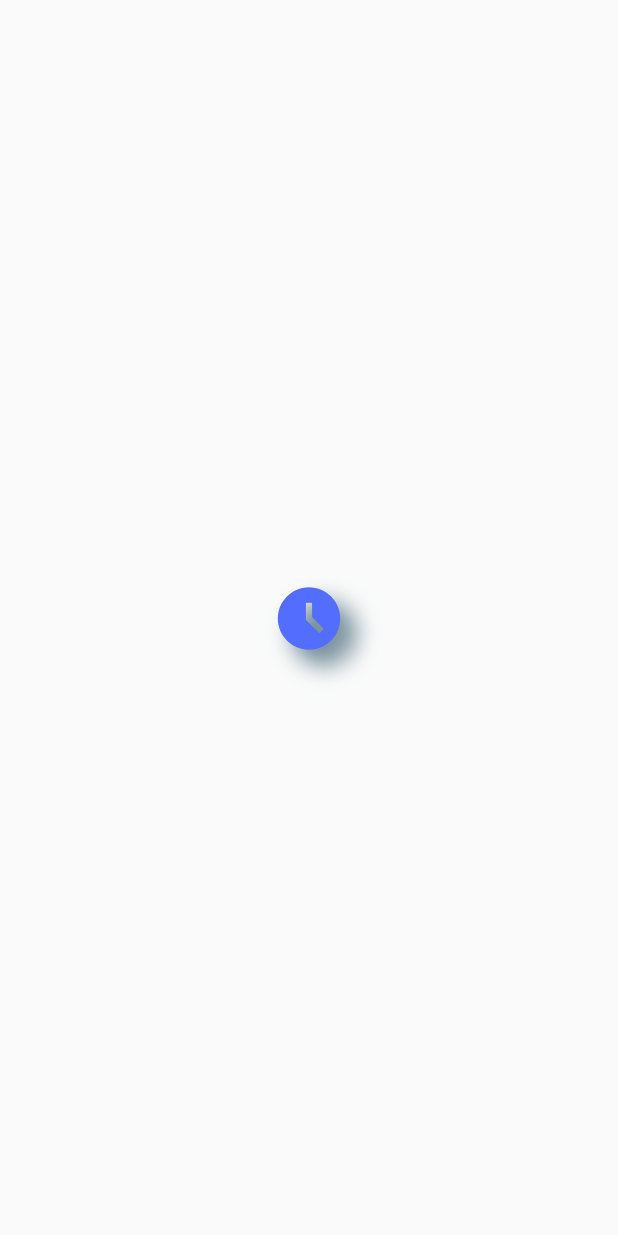
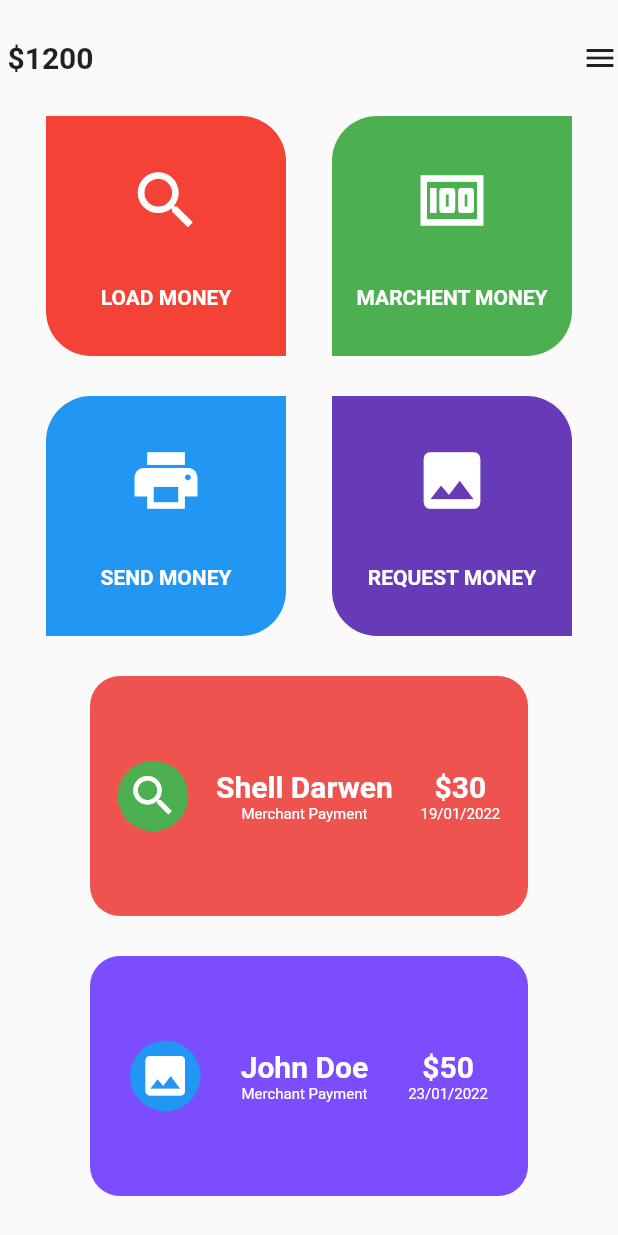
Before and after one commit to Desk-Code/my_practtise, a Flutter app: the screen it shows after launch, on a phone screen of 412 x 824 dp. Run offline on Flutter 3.47's test engine with Material 2 defaults, Android fonts, the phone set to English and light mode, and no system bars.

Commit message:
first ui completed

```diff
--- a/lib/main.dart
+++ b/lib/main.dart
@@ -1,5 +1,5 @@
 import 'package:flutter/material.dart';
-import 'package:my_practtise/icon_demo.dart';
+import 'package:my_practtise/practise/ui1/ui1_page.dart';
 
 void main() {
   runApp(const MyApp());
@@ -10,7 +10,7 @@ class MyApp extends StatelessWidget {
   @override
   Widget build(BuildContext context) {
     return const MaterialApp(
-      home: IconDemo(),
+      home: Ui1(),
     );
   }
 }
--- /dev/null
+++ b/lib/practise/ui1/ui1_page.dart
@@ -0,0 +1,286 @@
+import 'package:flutter/material.dart';
+
+class Ui1 extends StatelessWidget {
+  const Ui1({super.key});
+  @override
+  Widget build(BuildContext context) {
+    return Scaffold(
+      body: Column(
+        mainAxisAlignment: MainAxisAlignment.spaceEvenly,
+        children: [
+          Row(
+            mainAxisAlignment: MainAxisAlignment.spaceBetween,
+            children: const [
+              Text(
+                " \$1200",
+                style: TextStyle(
+                  fontSize: 20,
+                  fontWeight: FontWeight.bold,
+                ),
+              ),
+              Icon(Icons.menu),
+            ],
+          ),
+          Row(
+            mainAxisAlignment: MainAxisAlignment.spaceEvenly,
+            children: [
+              Container(
+                height: 160,
+                width: 160,
+                decoration: const BoxDecoration(
+                  borderRadius: BorderRadius.only(
+                    topRight: Radius.circular(30),
+                    bottomLeft: Radius.circular(30),
+                  ),
+                  color: Colors.red,
+                ),
+                child: Column(
+                  mainAxisAlignment: MainAxisAlignment.spaceEvenly,
+                  children: const [
+                    Icon(
+                      Icons.search,
+                      size: 50,
+                      color: Colors.white,
+                    ),
+                    Text("LOAD MONEY",
+                        style: TextStyle(
+                          color: Colors.white,
+                          fontWeight: FontWeight.bold,
+                        )),
+                  ],
+                ),
+              ),
+              Container(
+                height: 160,
+                width: 160,
+                decoration: const BoxDecoration(
+                  borderRadius: BorderRadius.only(
+                    topLeft: Radius.circular(30),
+                    bottomRight: Radius.circular(30),
+                  ),
+                  color: Colors.green,
+                ),
+                child: Column(
+                  mainAxisAlignment: MainAxisAlignment.spaceEvenly,
+                  children: const [
+                    Icon(
+                      Icons.money_outlined,
+                      size: 50,
+                      color: Colors.white,
+                    ),
+                    Text(
+                      "MARCHENT MONEY",
+                      style: TextStyle(
+                        color: Colors.white,
+                        fontWeight: FontWeight.bold,
+                      ),
+                    ),
+                  ],
+                ),
+              ),
+            ],
+          ),
+          Row(
+            mainAxisAlignment: MainAxisAlignment.spaceEvenly,
+            children: [
+              Container(
+                height: 160,
+                width: 160,
+                decoration: const BoxDecoration(
+                  borderRadius: BorderRadius.only(
+                    topLeft: Radius.circular(30),
+                    bottomRight: Radius.circular(30),
+                  ),
+                  color: Colors.blue,
+                ),
+                child: Column(
+                  mainAxisAlignment: MainAxisAlignment.spaceEvenly,
+                  children: const [
+                    Icon(
+                      Icons.print,
+                      size: 50,
+                      color: Colors.white,
+                    ),
+                    Text(
+                      "SEND MONEY",
+                      style: TextStyle(
+                        color: Colors.white,
+                        fontWeight: FontWeight.bold,
+                      ),
+                    ),
+                  ],
+                ),
+              ),
+              Container(
+                height: 160,
+                width: 160,
+                decoration: const BoxDecoration(
+                  color: Colors.deepPurple,
+                  borderRadius: BorderRadius.only(
+                    topRight: Radius.circular(30),
+                    bottomLeft: Radius.circular(30),
+                  ),
+                ),
+                child: Column(
+                  mainAxisAlignment: MainAxisAlignment.spaceEvenly,
+                  children: const [
+                    Icon(
+                      Icons.image,
+                      size: 50,
+                      color: Colors.white,
+                    ),
+                    Text(
+                      "REQUEST MONEY",
+                      style: TextStyle(
+                        color: Colors.white,
+                        fontWeight: FontWeight.bold,
+                      ),
+                    ),
+                  ],
+                ),
+              ),
+            ],
+          ),
+          Container(
+            margin: const EdgeInsets.symmetric(
+              horizontal: 60.0,
+            ),
+            height: 160,
+            decoration: BoxDecoration(
+              color: Colors.red[400],
+              borderRadius: BorderRadius.circular(20),
+            ),
+            child: Row(
+              mainAxisAlignment: MainAxisAlignment.spaceEvenly,
+              children: [
+                Container(
+                  padding: const EdgeInsets.all(6.0),
+                  decoration: const BoxDecoration(
+                    shape: BoxShape.circle,
+                    color: Colors.green,
+                  ),
+                  child: const Icon(
+                    Icons.search,
+                    color: Colors.white,
+                    size: 35.0,
+                  ),
+                ),
+                Column(
+                  mainAxisAlignment: MainAxisAlignment.center,
+                  children: const [
+                    Text(
+                      "Shell Darwen",
+                      style: TextStyle(
+                        color: Colors.white,
+                        fontWeight: FontWeight.bold,
+                        fontSize: 20.0,
+                        height: 1.2,
+                      ),
+                    ),
+                    Text(
+                      "Merchant Payment",
+                      style: TextStyle(
+                        color: Colors.white,
+                        fontSize: 10.0,
+                      ),
+                    ),
+                  ],
+                ),
+                Column(
+                  mainAxisAlignment: MainAxisAlignment.center,
+                  children: const [
+                    Text(
+                      "\$30",
+                      style: TextStyle(
+                        color: Colors.white,
+                        fontWeight: FontWeight.bold,
+                        fontSize: 20.0,
+                        height: 1.2,
+                      ),
+                    ),
+                    Text(
+                      "19/01/2022",
+                      style: TextStyle(
+                        color: Colors.white,
+                        fontSize: 10.0,
+                      ),
+                    ),
+                  ],
+                ),
+              ],
+            ),
+          ),
+          Container(
+            margin: const EdgeInsets.symmetric(
+              horizontal: 60,
+            ),
+            height: 160,
+            decoration: BoxDecoration(
+              color: Colors.deepPurpleAccent,
+              borderRadius: BorderRadius.circular(20),
+            ),
+            child: Row(
+              mainAxisAlignment: MainAxisAlignment.spaceEvenly,
+              children: [
+                Container(
+                  padding: const EdgeInsets.all(6.0),
+                  decoration: const BoxDecoration(
+                    shape: BoxShape.circle,
+                    color: Colors.blue,
+                  ),
+                  child: const Icon(
+                    Icons.image,
+                    color: Colors.white,
+                    size: 35.0,
+                  ),
+                ),
+                Column(
+                  mainAxisAlignment: MainAxisAlignment.center,
+                  children: const [
+                    Text(
+                      "John Doe",
+                      style: TextStyle(
+                        color: Colors.white,
+                        fontWeight: FontWeight.bold,
+                        fontSize: 20.0,
+                        height: 1.2,
+                      ),
+                    ),
+                    Text(
+                      "Merchant Payment",
+                      style: TextStyle(
+                        color: Colors.white,
+                        fontSize: 10.0,
+                      ),
+                    ),
+                  ],
+                ),
+                Column(
+                  mainAxisAlignment: MainAxisAlignment.center,
+                  children: const [
+                    Text(
+                      "\$50",
+                      style: TextStyle(
+                        color: Colors.white,
+                        fontWeight: FontWeight.bold,
+                        fontSize: 20.0,
+                        height: 1.2,
+                      ),
+                    ),
+                    Text(
+                      "23/01/2022",
+                      style: TextStyle(
+                        color: Colors.white,
+                        fontSize: 10.0,
+                      ),
+                    ),
+                  ],
+                ),
+              ],
+            ),
+          ),
+        ],
+      ),
+    );
+  }
+}
```
Also changed, not shown: lib/practise/ui1/ui1.jpeg (added).
